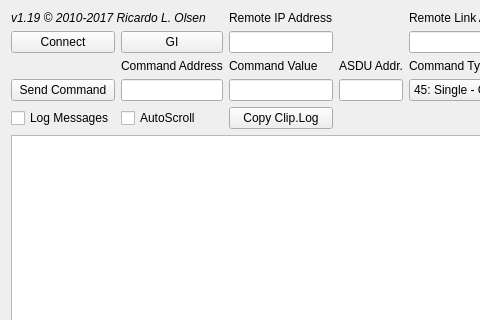
This is qtester104/mainwindow.ui in fox1983/OSHMI as Qt 5 draws it before an edit; both pictures show x 0 to 480 and y 0 to 320 of the 1082 by 465 pixel window. The edited form follows.
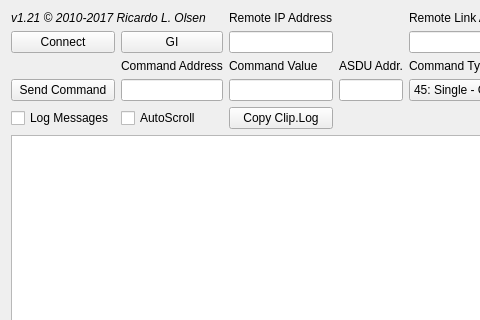
This is the edited form.

What changed in the file:
```diff
--- a/qtester104/mainwindow.ui
+++ b/qtester104/mainwindow.ui
@@ -295,7 +295,7 @@
        </font>
       </property>
       <property name="text">
-       <string>v1.19 © 2010-2017 Ricardo L. Olsen</string>
+       <string>v1.21 © 2010-2017 Ricardo L. Olsen</string>
       </property>
      </widget>
     </item>
```
